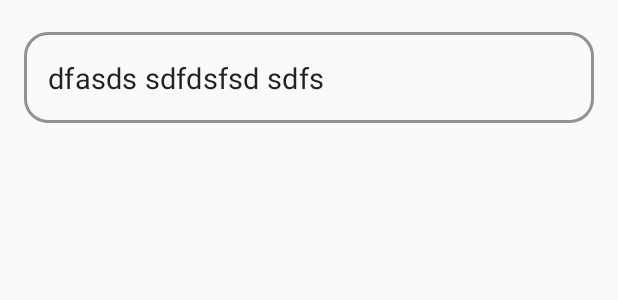
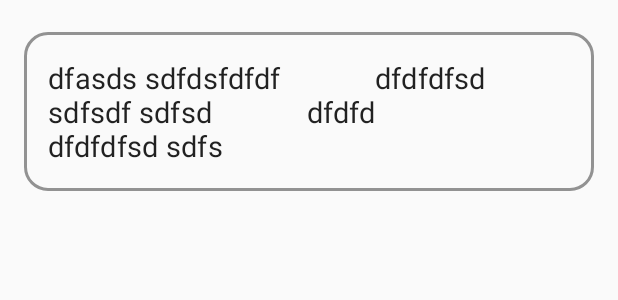
Before and after one commit to X-TECH/app16-android, an Android app: the layout item_application_detail.xml on its own in the app's theme, with its tools: preview values and no code run, on a phone screen of 412 x 824 dp. Shown: the top 300 px of the screen. Run offline under Robolectric (Android 15) with nearby library versions, the phone set to English and light mode, and no system bars.

Commit message:
Fix bug in application details page

```diff
--- a/app/src/main/java/am/xtech/app16/presentation/ui/history/adapter/ApplicationViewHolder.kt
+++ b/app/src/main/java/am/xtech/app16/presentation/ui/history/adapter/ApplicationViewHolder.kt
@@ -29,6 +29,4 @@ class ApplicationViewHolder(
         startTime.text = text1
         endTime.text = text2
     }
-
-
 }
--- a/app/src/main/res/layout/fragment_create_form.xml
+++ b/app/src/main/res/layout/fragment_create_form.xml
@@ -69,7 +69,7 @@
             android:layout_marginStart="16dp"
             android:layout_marginEnd="16dp"
             android:layout_marginBottom="8dp"
-            android:hint="@string/hint_exit_address_name"
+            android:hint="@string/hint_visiting_address_name"
             app:errorEnabled="true"
             app:layout_constraintEnd_toEndOf="parent"
             app:layout_constraintStart_toStartOf="parent">
--- a/app/src/main/res/layout/item_application_detail.xml
+++ b/app/src/main/res/layout/item_application_detail.xml
@@ -7,19 +7,16 @@
 
     <com.google.android.material.textfield.TextInputLayout
 
+        app:layout_constraintBottom_toBottomOf="parent"
         android:id="@+id/til_item_application_detail_title"
         android:layout_width="match_parent"
         android:layout_height="wrap_content"
         android:layout_marginStart="16dp"
         android:layout_marginEnd="16dp"
-
         android:layout_marginTop="16dp"
         android:ellipsize="end"
-        android:lines="1"
-        android:textSize="14sp"
         app:layout_constraintStart_toStartOf="parent"
-        app:layout_constraintTop_toTopOf="parent"
-        tools:text="dfasds sdfdsfsd sdfs" >
+        app:layout_constraintTop_toTopOf="parent">
 
         <com.google.android.material.textfield.TextInputEditText
 
@@ -27,12 +24,14 @@
             android:layout_width="match_parent"
             android:layout_height="wrap_content"
             android:ellipsize="end"
-            android:lines="1"
             android:textSize="19sp"
             app:layout_constraintBottom_toBottomOf="parent"
             app:layout_constraintStart_toStartOf="parent"
             app:layout_constraintTop_toBottomOf="@+id/tv_item_application_detail_title"
-            tools:text="dfasds sdfdsfsd sdfs" />
+            tools:text="dfasds sdfdsfdfdf
+            dfdfdfsd sdfsdf sdfsd
+            dfdfd
+            dfdfdfsd sdfs" />
 
 
     </com.google.android.material.textfield.TextInputLayout>
--- a/app/src/main/res/values/strings.xml
+++ b/app/src/main/res/values/strings.xml
@@ -12,8 +12,7 @@
     <string name="button_history">Պատմություն</string>
     <string name="hint_exit_time">Ելքի ժամ</string>
     <string name="hint_exit_address">Ելքի հասցե</string>
-    <string name="hint_exit_address_name">Այցելության վայրի հասցե</string>
-    <string name="hint_visiting_address_name">Այցելության վայրի անվանում</string>
+    <string name="hint_visiting_address_name">Այցելության վայրի  հասցե / անվանում</string>
     <string name="hint_visiting_reason">Այցելության նպատակը</string>
     <string name="hint_return_time">Վերադարձի ակնկալվող ժամը</string>
     <string name="button_create_form_create">Ստեղծել</string>
```
